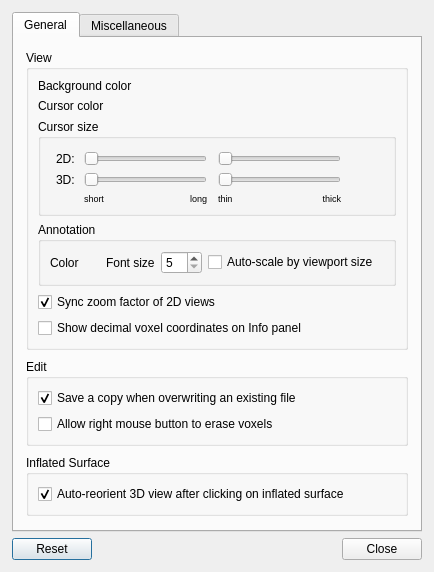
The window that freeview/DialogPreferences.ui (freesurfer/freesurfer) describes before a commit, drawn with Qt 5.
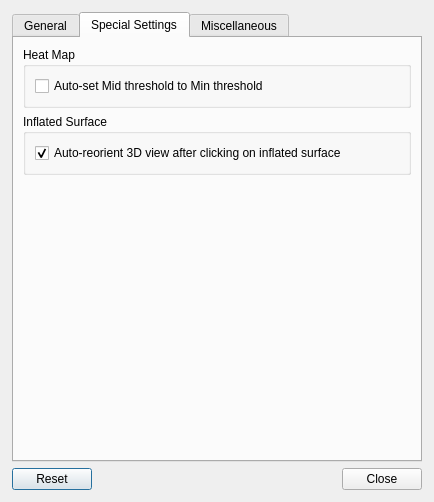
The same window after the commit. The open tabs and pages were chosen to show the change. Custom widgets are drawn as their Qt base class.

Commit message: Added a global settings (in Preferences) to auto set mid threshold to min one for heatscale

What changed in the file:
```diff
--- a/freeview/DialogPreferences.ui
+++ b/freeview/DialogPreferences.ui
@@ -10,7 +10,7 @@
     <x>0</x>
     <y>0</y>
     <width>488</width>
-    <height>672</height>
+    <height>537</height>
    </rect>
   </property>
   <property name="windowTitle">
@@ -455,6 +455,48 @@
         </widget>
        </item>
        <item>
+        <spacer name="verticalSpacer">
+         <property name="orientation">
+          <enum>Qt::Vertical</enum>
+         </property>
+         <property name="sizeHint" stdset="0">
+          <size>
+           <width>0</width>
+           <height>0</height>
+          </size>
+         </property>
+        </spacer>
+       </item>
+      </layout>
+     </widget>
+     <widget class="QWidget" name="tab_3">
+      <attribute name="title">
+       <string>Special Settings</string>
+      </attribute>
+      <layout class="QVBoxLayout" name="verticalLayout_9">
+       <item>
+        <widget class="QGroupBox" name="groupBox_6">
+         <property name="title">
+          <string>Heat Map</string>
+         </property>
+         <property name="flat">
+          <bool>false</bool>
+         </property>
+         <layout class="QVBoxLayout" name="verticalLayout_8">
+          <item>
+           <widget class="QCheckBox" name="checkBoxAutoMidToMin">
+            <property name="text">
+             <string>Auto-set Mid threshold to Min threshold</string>
+            </property>
+            <property name="checked">
+             <bool>false</bool>
+            </property>
+           </widget>
+          </item>
+         </layout>
+        </widget>
+       </item>
+       <item>
         <widget class="QGroupBox" name="groupBox_5">
          <property name="title">
           <string>Inflated Surface</string>
@@ -477,14 +519,14 @@
         </widget>
        </item>
        <item>
-        <spacer name="verticalSpacer">
+        <spacer name="verticalSpacer_3">
          <property name="orientation">
           <enum>Qt::Vertical</enum>
          </property>
          <property name="sizeHint" stdset="0">
           <size>
-           <width>0</width>
-           <height>0</height>
+           <width>1</width>
+           <height>1</height>
           </size>
          </property>
         </spacer>
```
The commit also changes 9 other files.
